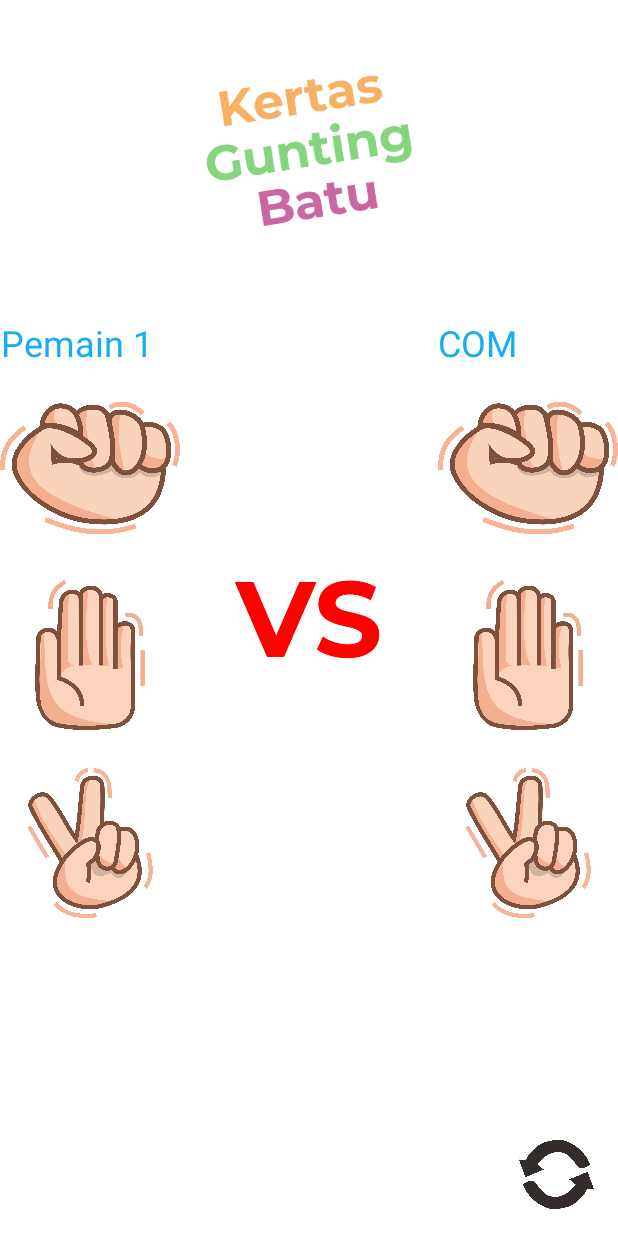
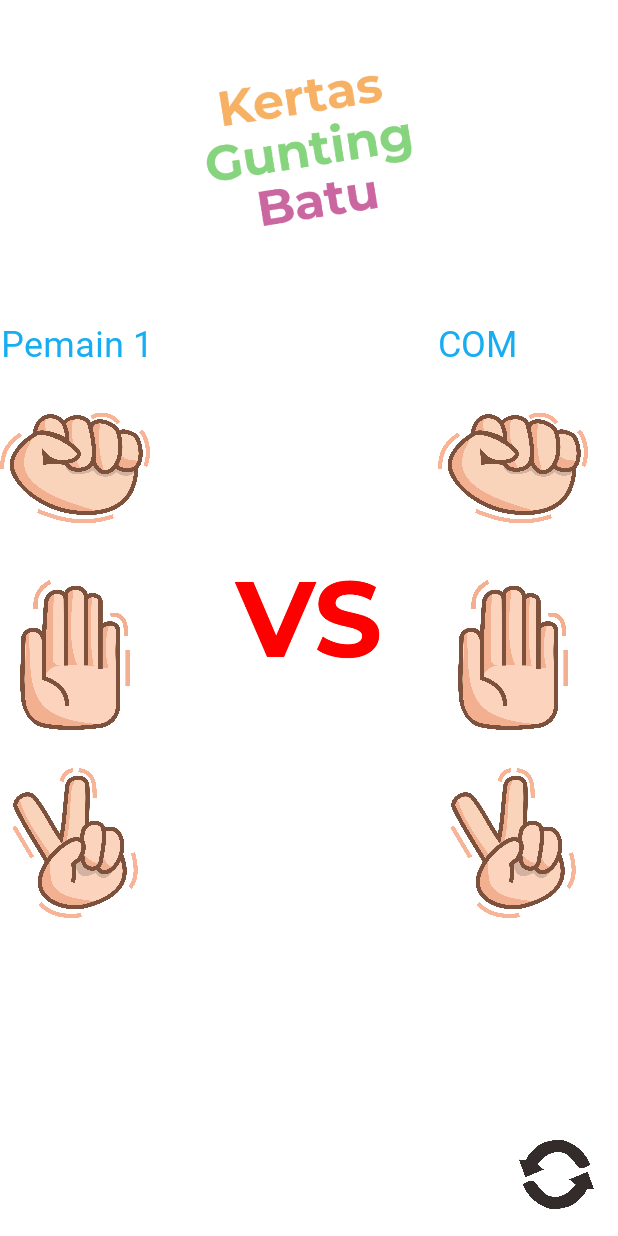
Before and after one commit to laetuz/Binar-Suit, an Android app: the screen it shows after launch (MainActivity), on a phone screen of 412 x 824 dp. Run offline under Robolectric (Android 15) with nearby library versions, the phone set to English and light mode, and no system bars.

```diff
--- a/app/src/main/res/layout/activity_main.xml
+++ b/app/src/main/res/layout/activity_main.xml
@@ -5,7 +5,9 @@
     android:layout_width="match_parent"
     android:layout_height="match_parent"
     android:background="@color/white"
-    tools:context=".MainActivity">
+    tools:context=".MainActivity"
+
+    >
 
     <RelativeLayout
         android:layout_width="wrap_content"
@@ -55,6 +57,7 @@
             android:layout_width="wrap_content"
             android:layout_height="wrap_content"
             android:layout_alignParentTop="true"
+            android:fontFamily="@font/comic_sans"
             android:gravity="center"
             android:text="@string/player_one"
             android:textColor="@color/text_color"
@@ -67,14 +70,14 @@
 
             <ImageView
                 android:id="@+id/iv_rock_player"
-                android:layout_width="wrap_content"
+                android:layout_width="100dp"
                 android:layout_height="100dp"
                 android:layout_alignParentTop="true"
                 android:src="@drawable/batu" />
 
             <ImageView
                 android:id="@+id/iv_paper_player"
-                android:layout_width="wrap_content"
+                android:layout_width="100dp"
                 android:layout_height="100dp"
                 android:layout_centerInParent="true"
                 android:layout_marginTop="20dp"
@@ -82,7 +85,7 @@
 
             <ImageView
                 android:id="@+id/iv_player_scissor"
-                android:layout_width="wrap_content"
+                android:layout_width="100dp"
                 android:layout_height="100dp"
                 android:layout_alignParentBottom="true"
                 android:layout_marginTop="20dp"
@@ -112,6 +115,7 @@
             android:id="@+id/tv_com"
             android:layout_width="wrap_content"
             android:layout_height="wrap_content"
+            android:fontFamily="@font/comic_sans"
             android:gravity="center"
             android:text="@string/com"
             android:textColor="@color/text_color"
@@ -124,13 +128,13 @@
 
             <ImageView
                 android:id="@+id/iv_rock_com"
-                android:layout_width="match_parent"
+                android:layout_width="100dp"
                 android:layout_height="100dp"
                 android:src="@drawable/batu" />
 
             <ImageView
                 android:id="@+id/iv_paper_com"
-                android:layout_width="match_parent"
+                android:layout_width="100dp"
                 android:layout_height="100dp"
                 android:layout_centerInParent="true"
                 android:layout_marginTop="20dp"
@@ -138,7 +142,7 @@
 
             <ImageView
                 android:id="@+id/iv_scissor_com"
-                android:layout_width="match_parent"
+                android:layout_width="100dp"
                 android:layout_height="100dp"
                 android:layout_alignParentBottom="true"
                 android:layout_marginTop="20dp"
```
